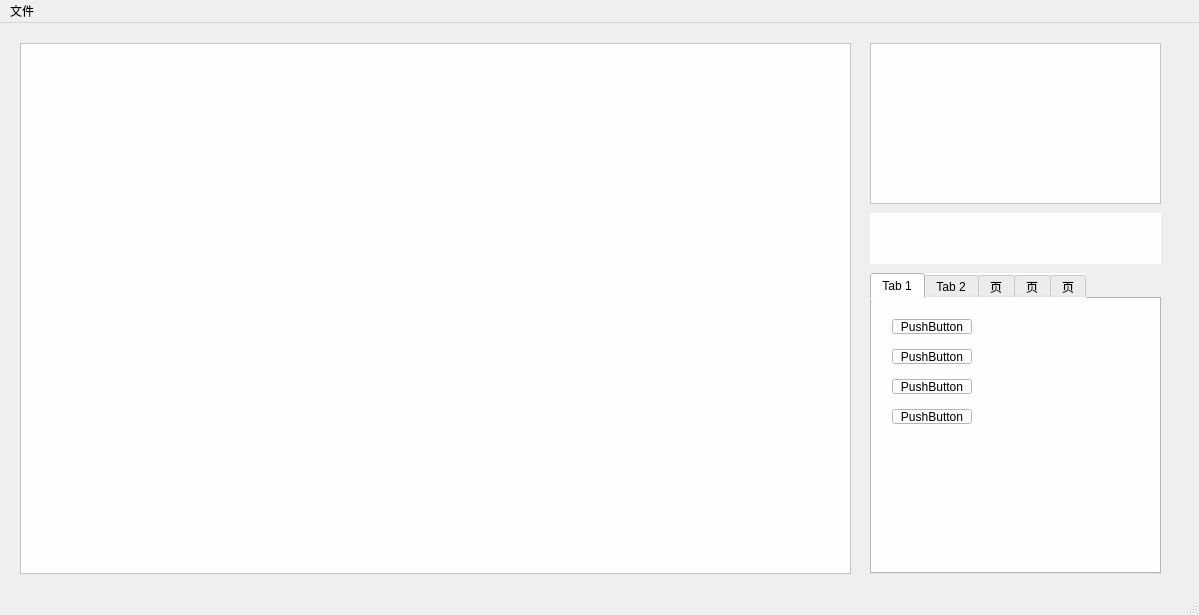
The window that mainwindow.ui (554579692/PhotoProcess) describes before a commit, drawn with Qt 5.
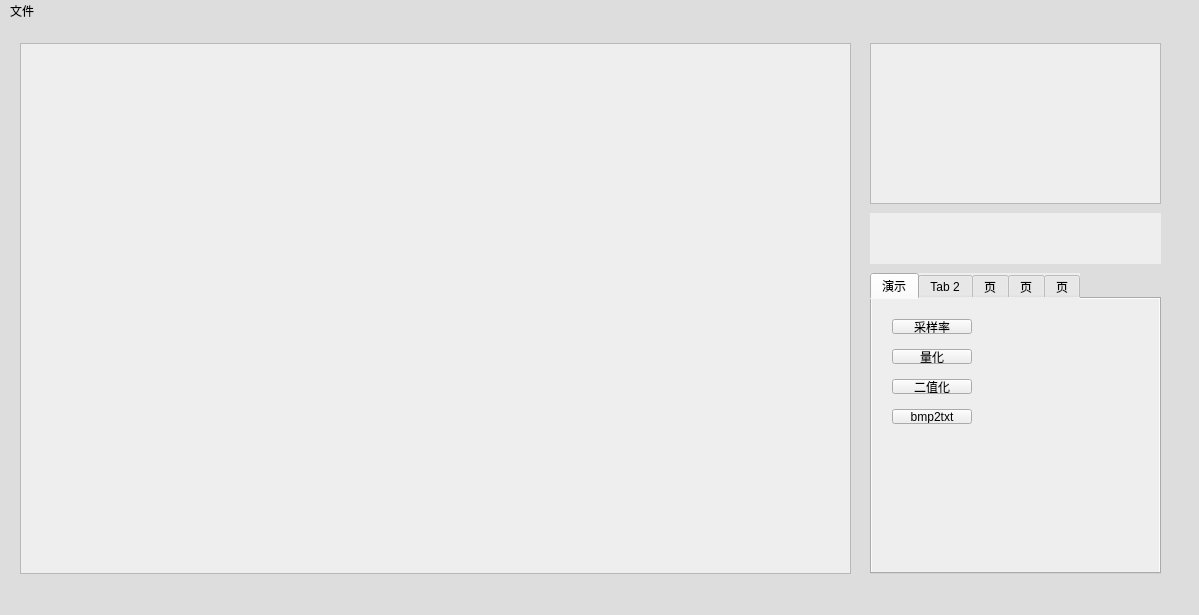
The same window after the commit.

```diff
--- a/mainwindow.ui
+++ b/mainwindow.ui
@@ -26,7 +26,7 @@
    <number>0</number>
   </property>
   <property name="styleSheet">
-   <string notr="true"/>
+   <string notr="true">background:#ddd;</string>
   </property>
   <widget class="QWidget" name="centralwidget">
    <widget class="QFrame" name="frame_2">
@@ -39,7 +39,7 @@
      </rect>
     </property>
     <property name="styleSheet">
-     <string notr="true"> background:#fefefe;</string>
+     <string notr="true"> background:#eee;</string>
     </property>
     <property name="frameShape">
      <enum>QFrame::StyledPanel</enum>
@@ -57,7 +57,7 @@
       </rect>
      </property>
      <property name="styleSheet">
-      <string notr="true"> background:#fefefe;</string>
+      <string notr="true"> background:#eee;</string>
      </property>
      <property name="text">
       <string/>
@@ -74,7 +74,7 @@
      </rect>
     </property>
     <property name="styleSheet">
-     <string notr="true"> background:#fefefe;</string>
+     <string notr="true"> background:#eee;</string>
     </property>
     <property name="frameShape">
      <enum>QFrame::StyledPanel</enum>
@@ -98,7 +98,7 @@
       </sizepolicy>
      </property>
      <property name="styleSheet">
-      <string notr="true"> background:#fefefe;</string>
+      <string notr="true"> background:#eee;</string>
      </property>
      <property name="text">
       <string/>
@@ -115,14 +115,14 @@
      </rect>
     </property>
     <property name="styleSheet">
-     <string notr="true"> background:#fefefe;</string>
+     <string notr="true"> background:#eee;</string>
     </property>
     <property name="currentIndex">
      <number>0</number>
     </property>
     <widget class="QWidget" name="tab">
      <attribute name="title">
-      <string>Tab 1</string>
+      <string>演示</string>
      </attribute>
      <widget class="QPushButton" name="pushButton">
       <property name="geometry">
@@ -134,7 +134,7 @@
        </rect>
       </property>
       <property name="text">
-       <string>PushButton</string>
+       <string>采样率</string>
       </property>
      </widget>
      <widget class="QPushButton" name="pushButton_2">
@@ -147,7 +147,7 @@
        </rect>
       </property>
       <property name="text">
-       <string>PushButton</string>
+       <string>量化</string>
       </property>
      </widget>
      <widget class="QPushButton" name="pushButton_3">
@@ -160,7 +160,7 @@
        </rect>
       </property>
       <property name="text">
-       <string>PushButton</string>
+       <string>二值化</string>
       </property>
      </widget>
      <widget class="QPushButton" name="pushButton_4">
@@ -173,7 +173,7 @@
        </rect>
       </property>
       <property name="text">
-       <string>PushButton</string>
+       <string>bmp2txt</string>
       </property>
      </widget>
     </widget>
@@ -208,7 +208,7 @@
      </rect>
     </property>
     <property name="styleSheet">
-     <string notr="true"> background:#fefefe;</string>
+     <string notr="true"> background:#eee;</string>
     </property>
     <property name="text">
      <string/>
```
